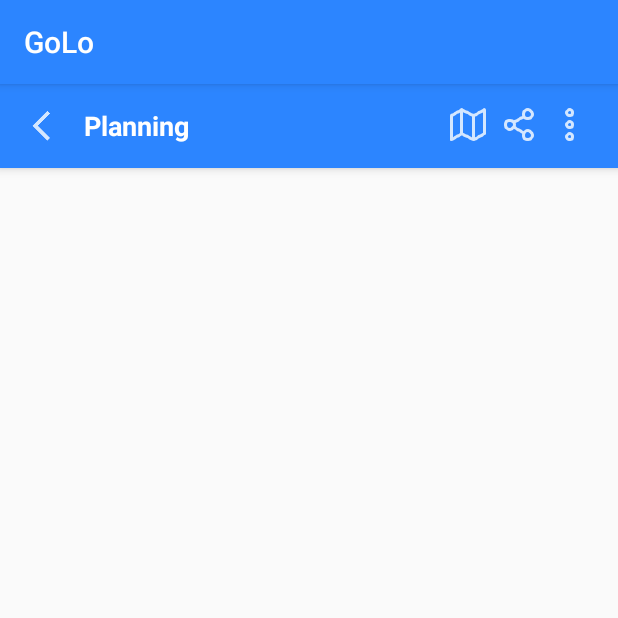
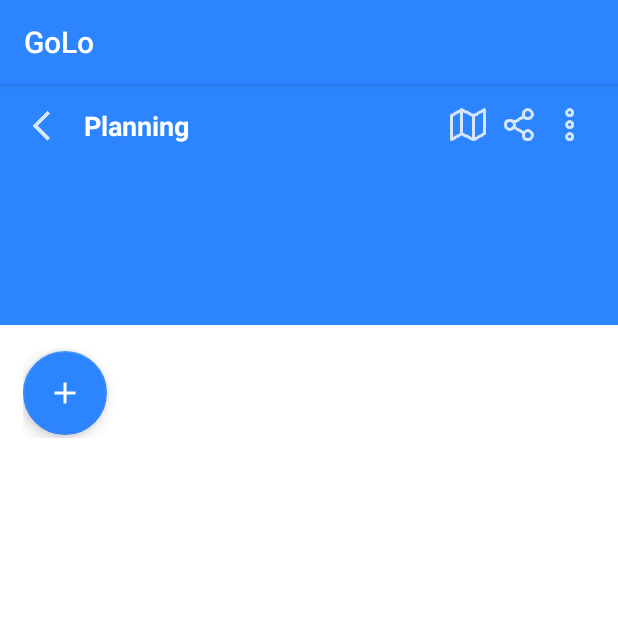
Before and after one commit to ppyzza/golo, an Android app: the PlanningActivity screen opened directly, with no data from a screen before it, on a phone screen of 412 x 824 dp, the top half of it. Run offline under Robolectric (Android 15) with nearby library versions, the phone set to English and light mode, and no system bars.

Commit message:
add fragment

```diff
--- a/app/src/main/res/layout/activity_planning.xml
+++ b/app/src/main/res/layout/activity_planning.xml
@@ -3,7 +3,7 @@
     xmlns:app="http://schemas.android.com/apk/res-auto"
     xmlns:tools="http://schemas.android.com/tools"
     android:layout_width="match_parent"
-    android:layout_height="wrap_content">
+    android:layout_height="match_parent">
 
 
   <androidx.appcompat.widget.Toolbar
@@ -60,4 +60,10 @@
 
   </androidx.appcompat.widget.Toolbar>
 
+  <fragment
+      android:id="@+id/fragment"
+      android:name="com.hackathon.golo.fragment.PlanningFragment"
+      android:layout_width="match_parent"
+      android:layout_height="match_parent" />
+
 </com.google.android.material.appbar.AppBarLayout>
--- a/app/src/main/res/layout/fragment_planning.xml
+++ b/app/src/main/res/layout/fragment_planning.xml
@@ -61,8 +61,37 @@
                     android:id="@+id/tab1"
                     android:layout_width="match_parent"
                     android:layout_height="match_parent"
-                    android:background="#FFFFFF"
-                    android:orientation="vertical" />
+                    android:background="@color/colorWhite"
+                    android:orientation="vertical"
+                    android:padding="15dp">
+
+                    <RelativeLayout
+                        android:layout_width="match_parent"
+                        android:layout_height="60dp">
+
+                        <com.google.android.material.floatingactionbutton.FloatingActionButton
+                            android:id="@+id/floatingActionButton"
+                            android:layout_width="match_parent"
+                            android:layout_height="wrap_content"
+                            android:layout_centerVertical="true"
+                            android:clickable="true"
+                            android:src="@mipmap/ic_add"
+                            app:backgroundTint="@color/colorPrimary" />
+
+                        <TextView
+                            android:id="@+id/textView"
+                            android:layout_width="match_parent"
+                            android:layout_height="wrap_content"
+                            android:layout_centerVertical="true"
+                            android:layout_toRightOf="@id/floatingActionButton"
+                            android:paddingStart="10dp"
+                            android:textColor="@color/colorPrimary"
+                            android:textSize="18sp"
+                            android:textStyle="bold"
+                            tools:text="Add Here" />
+                    </RelativeLayout>
+
+                </LinearLayout>
 
                 <LinearLayout
                     android:id="@+id/tab2"
```
